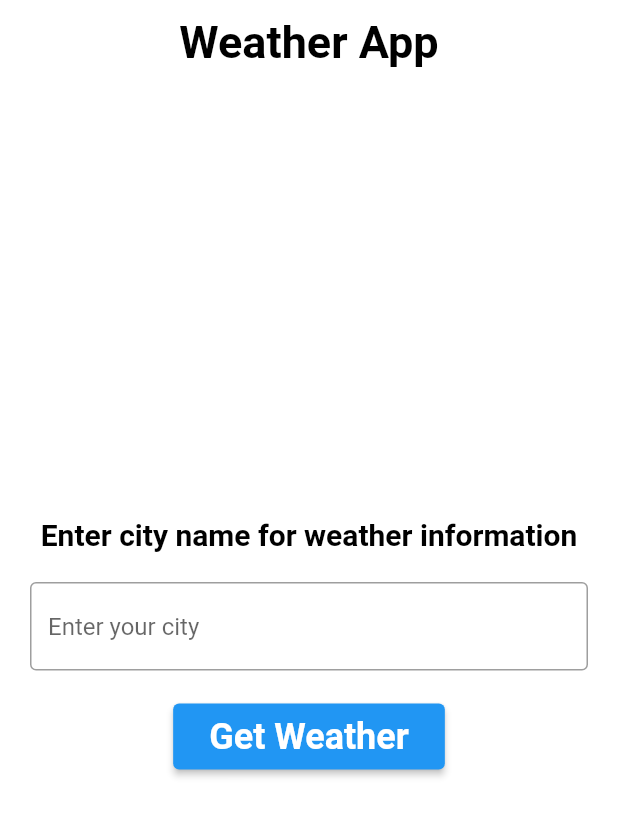
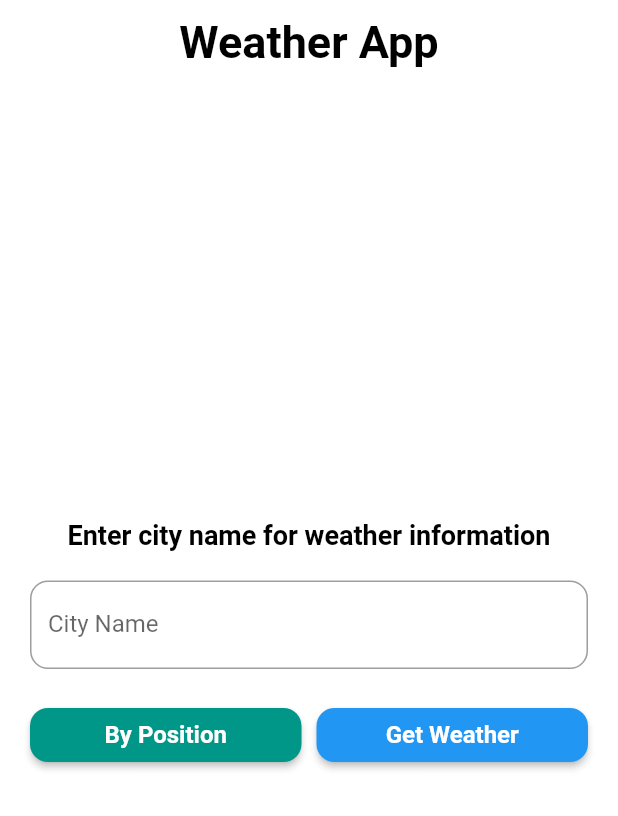
Before and after one commit to 14h4i/weather_app, a Flutter app: the screen it shows after launch, on a phone screen of 412 x 824 dp. Shown: the top 816 px of the screen. Run offline on Flutter 3.47's test engine with Material 2 defaults, Android fonts, the phone set to English and light mode, and no system bars; our stand-ins replace cached_network_image, dio, flutter_riverpod, freezed_annotation, go_router; generated files the repository leaves out were written again.

Commit message:
update code

```diff
--- a/lib/src/modules/home/data/datasource/weather_datasource.dart
+++ b/lib/src/modules/home/data/datasource/weather_datasource.dart
@@ -1,5 +1,6 @@
 import 'package:weather_app/src/shared/domain/models/weather_data_response.dart';
 
 abstract class WeatherDatasource {
-  Future<WeatherDataResponse> get(String city);
+  Future<WeatherDataResponse> getByCity(String city);
+  Future<WeatherDataResponse> getByPosition(double lat, double lon);
 }
--- a/lib/src/modules/home/data/repositories/weather_repository_impl.dart
+++ b/lib/src/modules/home/data/repositories/weather_repository_impl.dart
@@ -9,5 +9,9 @@ class WeatherRepositoryImpl extends WeatherRepository {
 
   @override
   Future<WeatherDataResponse> getWeatherByCity(String city) =>
-      weatherDatasource.get(city);
+      weatherDatasource.getByCity(city);
+
+  @override
+  Future<WeatherDataResponse> getWeatherByPosition(double lat, double lon) =>
+      weatherDatasource.getByPosition(lat, lon);
 }
--- a/lib/src/modules/home/domain/repositories/weather_repository.dart
+++ b/lib/src/modules/home/domain/repositories/weather_repository.dart
@@ -2,4 +2,5 @@ import 'package:weather_app/src/shared/domain/models/weather_data_response.dart'
 
 abstract class WeatherRepository {
   Future<WeatherDataResponse> getWeatherByCity(String city);
+  Future<WeatherDataResponse> getWeatherByPosition(double lat, double lon);
 }
--- a/lib/src/modules/home/presentation/page/home_page.dart
+++ b/lib/src/modules/home/presentation/page/home_page.dart
@@ -1,9 +1,10 @@
+import 'package:flutter/gestures.dart';
 import 'package:flutter/material.dart';
 import 'package:flutter_gen/gen_l10n/res.dart';
 import 'package:flutter_riverpod/flutter_riverpod.dart';
 import 'package:weather_app/src/modules/home/presentation/providers/weather_providers.dart';
-import 'package:weather_app/src/modules/home/presentation/widgets/enter_city_widget.dart';
-import 'package:weather_app/src/modules/home/presentation/widgets/weather_card_widget.dart';
+import 'package:weather_app/src/modules/home/presentation/widgets/search_weather.dart';
+import 'package:weather_app/src/modules/home/presentation/widgets/weather_card.dart';
 import 'package:weather_app/src/shared/components/error/error_msg.dart';
 import 'package:weather_app/src/shared/components/loading/loading.dart';
 
@@ -17,9 +18,18 @@ class HomePage extends ConsumerStatefulWidget {
 class _HomePageState extends ConsumerState<HomePage> {
   @override
   Widget build(BuildContext context) {
+    final resource = Resource.of(context);
     final state = ref.watch(weatherStateNotifierProvider);
     final notifier = ref.read(weatherStateNotifierProvider.notifier);
-    final resource = Resource.of(context);
+    final isSearchByCity = ref.watch(typeSearchProvider) == TypeSearch.city;
+
+    void fetch(String city, String lat, String lon) {
+      if (isSearchByCity) {
+        notifier.fetchByCity(city);
+      } else {
+        notifier.fetchByPosition(lat, lon);
+      }
+    }
 
     return Scaffold(
       appBar: AppBar(
@@ -30,10 +40,13 @@ class _HomePageState extends ConsumerState<HomePage> {
         ),
       ),
       body: Center(
+        child: SingleChildScrollView(
           child: Column(
             mainAxisAlignment: MainAxisAlignment.center,
             children: [
-            EnterCity(onSubmit: notifier.fetch),
+              SearchWeather(
+                onSubmit: fetch,
+              ),
               const SizedBox(height: 20),
               Container(
                 child: state.when(
@@ -46,14 +59,25 @@ class _HomePageState extends ConsumerState<HomePage> {
                       temperature: temperature,
                     );
                   },
-                error: (error) => ErrorMsg(
+                  error: (error) => Container(
+                    padding: const EdgeInsets.symmetric(
+                        horizontal: 20, vertical: 10),
+                    margin: const EdgeInsets.symmetric(horizontal: 20),
+                    decoration: BoxDecoration(
+                      border: Border.all(color: Colors.red, width: 2),
+                      borderRadius: BorderRadius.circular(12),
+                    ),
+                    child: ErrorMsg(
                       exception: error,
+                      color: Colors.red,
+                    ),
                   ),
                 ),
               ),
             ],
           ),
         ),
+      ),
     );
   }
 }
--- a/lib/src/modules/home/presentation/providers/state/weather_state.dart
+++ b/lib/src/modules/home/presentation/providers/state/weather_state.dart
@@ -1,7 +1,6 @@
 import 'package:freezed_annotation/freezed_annotation.dart';
 import 'package:weather_app/src/shared/domain/models/temperature/temperature.dart';
 import 'package:weather_app/src/shared/domain/models/weather/weather.dart';
-import 'package:weather_app/src/shared/exceptions/app_exception.dart';
 
 part 'weather_state.freezed.dart';
 
@@ -17,6 +16,6 @@ class WeatherState with _$WeatherState {
     required Temperature temperature,
   }) = WeatherStateData;
 
-  const factory WeatherState.error({required AppException error}) =
+  const factory WeatherState.error({required Exception error}) =
       WeatherStateError;
 }
--- a/lib/src/modules/home/presentation/providers/weather_providers.dart
+++ b/lib/src/modules/home/presentation/providers/weather_providers.dart
@@ -11,3 +11,7 @@ final weatherStateNotifierProvider =
     return WeatherStateNotifier(repository);
   },
 );
+
+enum TypeSearch { city, position }
+
+final typeSearchProvider = StateProvider<TypeSearch>((ref) => TypeSearch.city);
--- a/lib/src/modules/home/presentation/widgets/enter_city_widget.dart
+++ /dev/null
@@ -1,71 +0,0 @@
-import 'package:flutter/material.dart';
-import 'package:flutter_gen/gen_l10n/res.dart';
-
-class EnterCity extends StatefulWidget {
-  const EnterCity({required this.onSubmit, super.key});
-  final void Function(String city) onSubmit;
-
-  @override
-  State<EnterCity> createState() => _EnterCityState();
-}
-
-class _EnterCityState extends State<EnterCity> {
-  final _formKey = GlobalKey<FormState>();
-  String cityName = '';
-
-  @override
-  Widget build(BuildContext context) {
-    final resource = Resource.of(context);
-
-    return Form(
-      key: _formKey,
-      child: Column(
-        children: [
-          Text(
-            resource.enterInformation,
-            style: const TextStyle(fontSize: 20, fontWeight: FontWeight.w700),
-          ),
-          const SizedBox(height: 20),
-          Padding(
-            padding: const EdgeInsets.symmetric(horizontal: 20),
-            child: TextFormField(
-              decoration: InputDecoration(
-                hintText: resource.enterYourCity,
-                border: const OutlineInputBorder(),
-              ),
-              validator: (value) {
-                if (value == null || value.isEmpty) {
-                  return resource.notEmpty;
-                }
-
-                return null;
-              },
-              onSaved: (newValue) {
-                if (newValue != null) {
-                  cityName = newValue;
-                }
-              },
-            ),
-          ),
-          const SizedBox(height: 20),
-          ElevatedButton(
-            onPressed: () {
-              if (_formKey.currentState != null &&
-                  _formKey.currentState!.validate()) {
-                _formKey.currentState!.save();
-                widget.onSubmit.call(cityName);
-              }
-            },
-            child: Padding(
-              padding: const EdgeInsets.all(8),
-              child: Text(
-                resource.getWeather,
-                style: const TextStyle(fontSize: 24),
-              ),
-            ),
-          ),
-        ],
-      ),
-    );
-  }
-}
--- /dev/null
+++ b/lib/src/modules/home/presentation/widgets/search_weather.dart
@@ -0,0 +1,194 @@
+import 'package:flutter/material.dart';
+import 'package:flutter_gen/gen_l10n/res.dart';
+import 'package:flutter_riverpod/flutter_riverpod.dart';
+import 'package:weather_app/src/modules/home/presentation/providers/weather_providers.dart';
+import 'package:weather_app/src/shared/components/custom_text_form_field.dart';
+
+class SearchWeather extends ConsumerStatefulWidget {
+  const SearchWeather({required this.onSubmit, super.key});
+  final void Function(
+    String city,
+    String lat,
+    String lon,
+  ) onSubmit;
+
+  @override
+  ConsumerState<ConsumerStatefulWidget> createState() => _SearchWeatherState();
+}
+
+class _SearchWeatherState extends ConsumerState<SearchWeather>
+    with TickerProviderStateMixin {
+  final _formKey = GlobalKey<FormState>();
+  String cityName = '';
+  String latitude = '';
+  String longitude = '';
+
+  late final TabController _tabController;
+
+  @override
+  void initState() {
+    super.initState();
+    _tabController = TabController(length: 2, vsync: this);
+  }
+
+  @override
+  void dispose() {
+    _tabController.dispose();
+    super.dispose();
+  }
+
+  @override
+  Widget build(BuildContext context) {
+    final resource = Resource.of(context);
+    final isSearchByCity = ref.watch(typeSearchProvider) == TypeSearch.city;
+
+    void switchTypeSearch() {
+      if (isSearchByCity) {
+        ref.read(typeSearchProvider.notifier).state = TypeSearch.position;
+      } else {
+        ref.read(typeSearchProvider.notifier).state = TypeSearch.city;
+      }
+    }
+
+    return Form(
+      key: _formKey,
+      child: Padding(
+        padding: const EdgeInsets.symmetric(horizontal: 20),
+        child: Column(
+          children: [
+            if (isSearchByCity)
+              Column(
+                children: [
+                  Text(
+                    resource.enterInformation,
+                    style: const TextStyle(
+                      fontSize: 18,
+                      fontWeight: FontWeight.w700,
+                    ),
+                  ),
+                  const SizedBox(height: 20),
+                  CustomTextFormField(
+                    labelText: resource.cityName,
+                    validator: (value) {
+                      if (value == null || value.isEmpty) {
+                        return resource.notEmpty;
+                      }
+
+                      return null;
+                    },
+                    onSaved: (newValue) {
+                      if (newValue != null) {
+                        cityName = newValue;
+                      }
+                    },
+                  ),
+                ],
+              )
+            else
+              Column(
+                children: [
+                  Text(
+                    resource.enterPosition,
+                    style: const TextStyle(
+                      fontSize: 18,
+                      fontWeight: FontWeight.w700,
+                    ),
+                  ),
+                  const SizedBox(height: 20),
+                  Row(
+                    children: [
+                      Expanded(
+                        child: CustomTextFormField(
+                          labelText: resource.latitude,
+                          keyboardType: TextInputType.number,
+                          validator: (value) {
+                            if (value == null || value.isEmpty) {
+                              return resource.notEmpty;
+                            }
+
+                            return null;
+                          },
+                          onSaved: (value) {
+                            if (value != null) {
+                              latitude = value;
+                            }
+                          },
+                        ),
+                      ),
+                      const SizedBox(width: 10),
+                      Expanded(
+                        child: CustomTextFormField(
+                          labelText: resource.longitude,
+                          keyboardType: TextInputType.number,
+                          validator: (value) {
+                            if (value == null || value.isEmpty) {
+                              return resource.notEmpty;
+                            }
+
+                            return null;
+                          },
+                          onSaved: (value) {
+                            if (value != null) {
+                              longitude = value;
+                            }
+                          },
+                        ),
+                      ),
+                    ],
+                  ),
+                ],
+              ),
+            const SizedBox(height: 20),
+            Row(
+              mainAxisAlignment: MainAxisAlignment.center,
+              children: [
+                Expanded(
+                  child: ElevatedButton(
+                    style: ElevatedButton.styleFrom(
+                      backgroundColor: Colors.teal,
+                      shape: RoundedRectangleBorder(
+                        borderRadius: BorderRadius.circular(12),
+                      ),
+                    ),
+                    onPressed: switchTypeSearch,
+                    child: Padding(
+                      padding: const EdgeInsets.all(8),
+                      child: Text(
+                        isSearchByCity ? resource.byPosition : resource.byCity,
+                        style: const TextStyle(fontSize: 16),
+                      ),
+                    ),
+                  ),
+                ),
+                const SizedBox(width: 10),
+                Expanded(
+                  child: ElevatedButton(
+                    style: ElevatedButton.styleFrom(
+                      shape: RoundedRectangleBorder(
+                        borderRadius: BorderRadius.circular(12),
+                      ),
+                    ),
+                    onPressed: () {
+                      if (_formKey.currentState != null &&
+                          _formKey.currentState!.validate()) {
+                        _formKey.currentState!.save();
+                        widget.onSubmit.call(cityName, latitude, longitude);
+                      }
+                    },
+                    child: Padding(
+                      padding: const EdgeInsets.all(8),
+                      child: Text(
+                        resource.getWeather,
+                        style: const TextStyle(fontSize: 16),
+                      ),
+                    ),
+                  ),
+                ),
+              ],
+            ),
+          ],
+        ),
+      ),
+    );
+  }
+}
--- /dev/null
+++ b/lib/src/shared/components/custom_text_form_field.dart
@@ -0,0 +1,31 @@
+import 'package:flutter/material.dart';
+
+class CustomTextFormField extends StatelessWidget {
+  const CustomTextFormField({
+    required this.onSaved,
+    this.labelText,
+    this.validator,
+    this.keyboardType,
+    super.key,
+  });
+
+  final String? labelText;
+  final String? Function(String? value)? validator;
+  final void Function(String? value) onSaved;
+  final TextInputType? keyboardType;
+
+  @override
+  Widget build(BuildContext context) {
+    return TextFormField(
+      keyboardType: keyboardType,
+      decoration: InputDecoration(
+        labelText: labelText,
+        border: OutlineInputBorder(
+          borderRadius: BorderRadius.circular(12),
+        ),
+      ),
+      validator: validator,
+      onSaved: onSaved,
+    );
+  }
+}
--- a/lib/src/shared/domain/models/weather/weather.dart
+++ b/lib/src/shared/domain/models/weather/weather.dart
@@ -1,5 +1,3 @@
-import 'package:cached_network_image/cached_network_image.dart';
-import 'package:flutter/material.dart';
 import 'package:freezed_annotation/freezed_annotation.dart';
 import 'package:weather_app/src/configs/app_configs.dart';
 
```
Also changed, not shown: lib/res/res_en.arb (+17 -21 lines), lib/src/modules/home/data/datasource/weather_remote_datasource.dart (+13 -8 lines), lib/src/modules/home/presentation/providers/state/weather_state_notifier.dart (+27 -10 lines), lib/src/modules/home/presentation/widgets/weather_card.dart (renamed from lib/src/modules/home/presentation/widgets/weather_card_widget.dart, +7 -4 lines), lib/src/shared/components/error/error_msg.dart (+27 -6 lines), lib/src/shared/data/remote/dio_network_service.dart (+25 -0 lines), lib/src/shared/domain/interceptors/api_error_interceptor.dart (added, +61 -0 lines), lib/src/shared/exceptions/app_exception.dart (deleted, +0 -16 lines), lib/src/shared/exceptions/error.dart (added, +117 -0 lines), lib/src/shared/exceptions/error_response_data.dart (added, +18 -0 lines), lib/src/modules/home/presentation/providers/state/weather_state.freezed.dart, lib/src/shared/exceptions/error_response_data.freezed.dart (added), lib/src/shared/exceptions/error_response_data.g.dart (added). Lines whose indentation alone changed are shown as unchanged.
